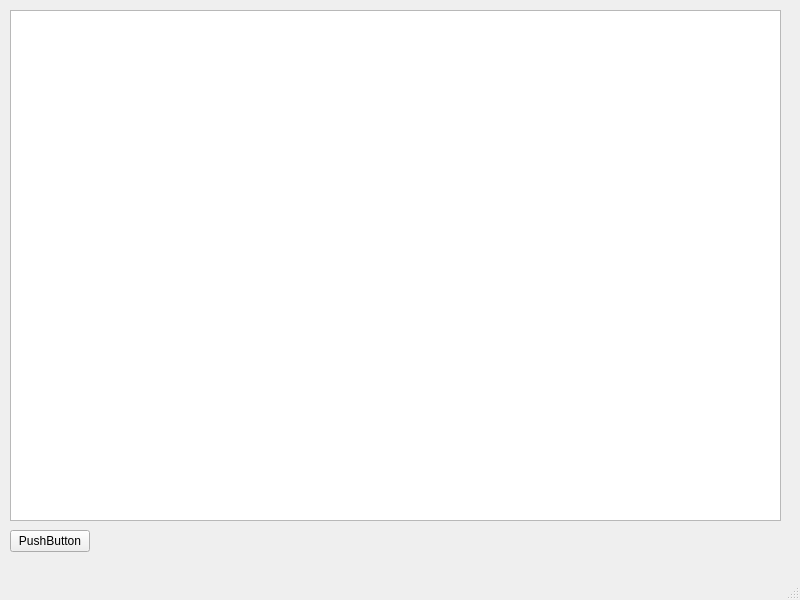
This is mainwindow.ui in b-gehrke/motiv as Qt 5 draws it before an edit. The edited form follows.
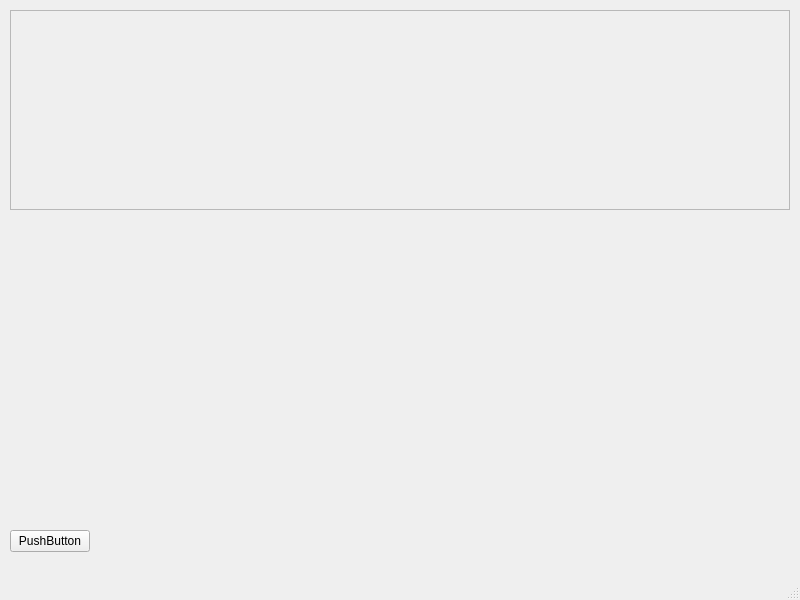
This is the edited form.

The edit to the form file:
```diff
--- a/mainwindow.ui
+++ b/mainwindow.ui
@@ -27,15 +27,27 @@
      <string>PushButton</string>
     </property>
    </widget>
-   <widget class="QTextBrowser" name="textBrowser">
+   <widget class="QFrame" name="frame">
     <property name="geometry">
      <rect>
       <x>10</x>
       <y>10</y>
-      <width>771</width>
-      <height>511</height>
+      <width>780</width>
+      <height>200</height>
      </rect>
     </property>
+    <property name="sizePolicy">
+     <sizepolicy hsizetype="Maximum" vsizetype="Expanding">
+      <horstretch>0</horstretch>
+      <verstretch>0</verstretch>
+     </sizepolicy>
+    </property>
+    <property name="frameShape">
+     <enum>QFrame::StyledPanel</enum>
+    </property>
+    <property name="frameShadow">
+     <enum>QFrame::Raised</enum>
+    </property>
    </widget>
   </widget>
   <widget class="QMenuBar" name="menubar">
```
